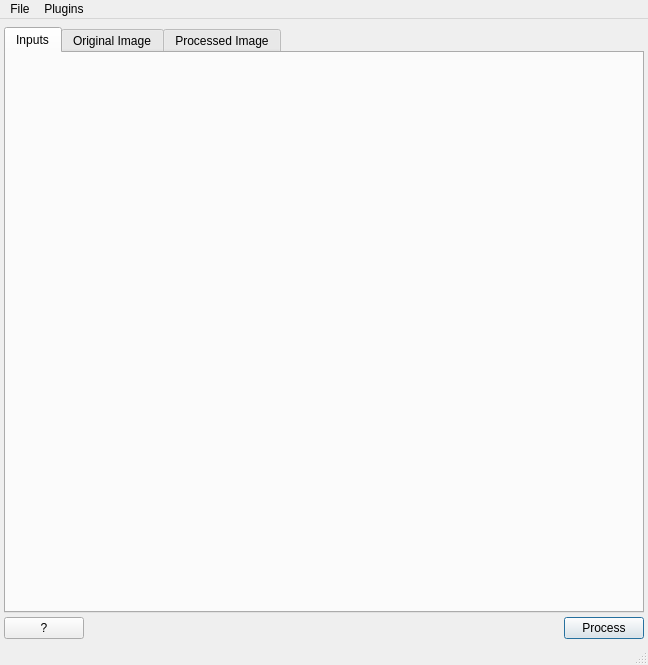
Old version of the form Code/TO79/Application/UI_Files/TO79MainWindow.ui in the repository vikramswri/DREAM3D.
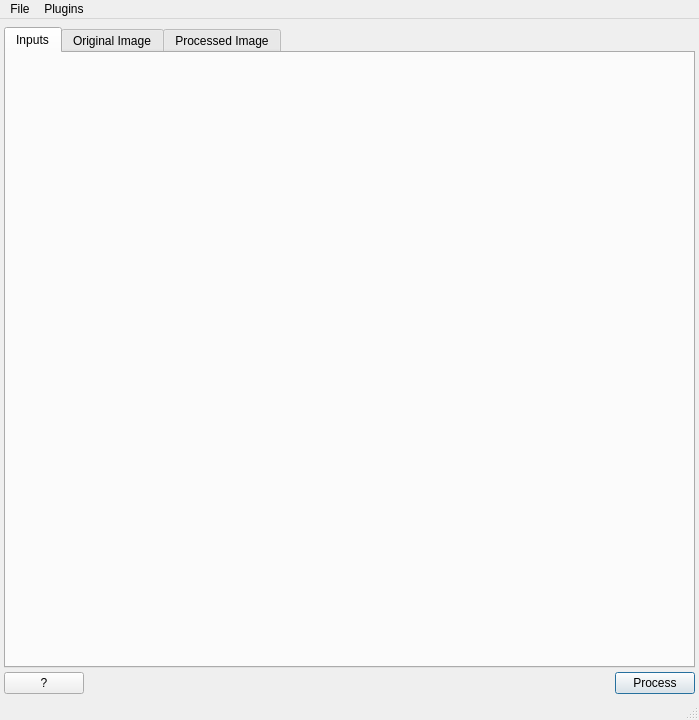
New version of the form. Icons and pictures are not drawn. Custom widgets are drawn as their Qt base class.

The edit to the form file:
```diff
--- a/Code/TO79/Application/UI_Files/TO79MainWindow.ui
+++ b/Code/TO79/Application/UI_Files/TO79MainWindow.ui
@@ -6,8 +6,8 @@
    <rect>
     <x>0</x>
     <y>0</y>
-    <width>648</width>
-    <height>665</height>
+    <width>699</width>
+    <height>720</height>
    </rect>
   </property>
   <property name="windowTitle">
@@ -379,7 +379,7 @@
     <rect>
      <x>0</x>
      <y>0</y>
-     <width>648</width>
+     <width>699</width>
      <height>22</height>
     </rect>
    </property>
```
Left out of the diff: 4 changed lines with no effect on the pictures.
